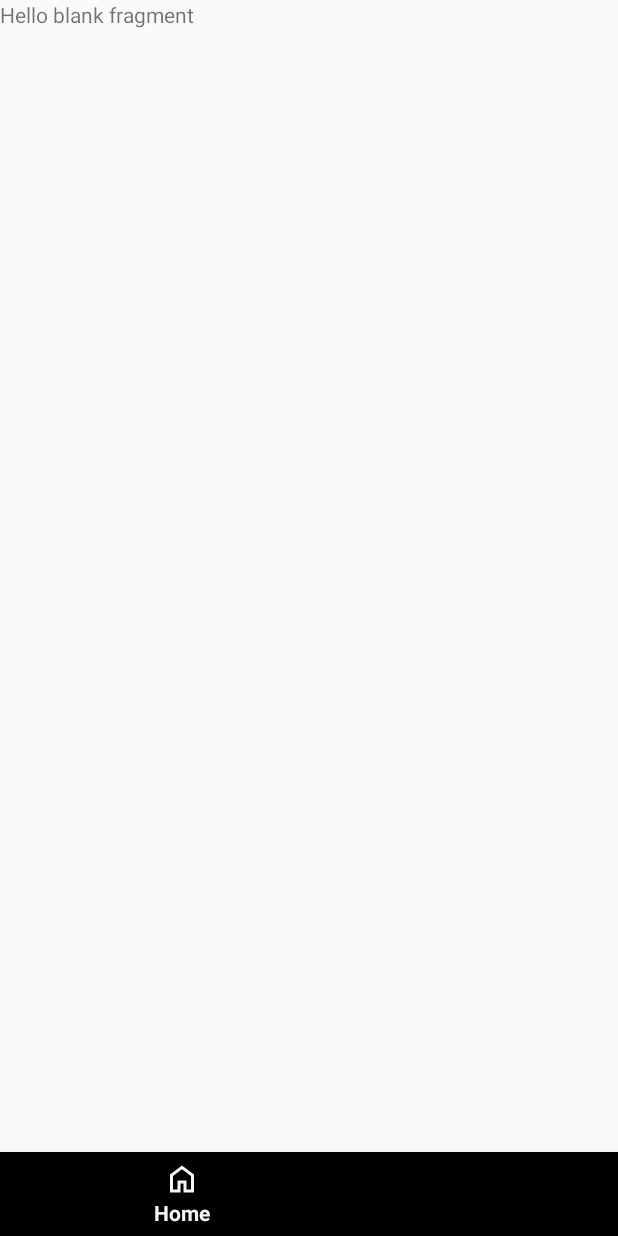
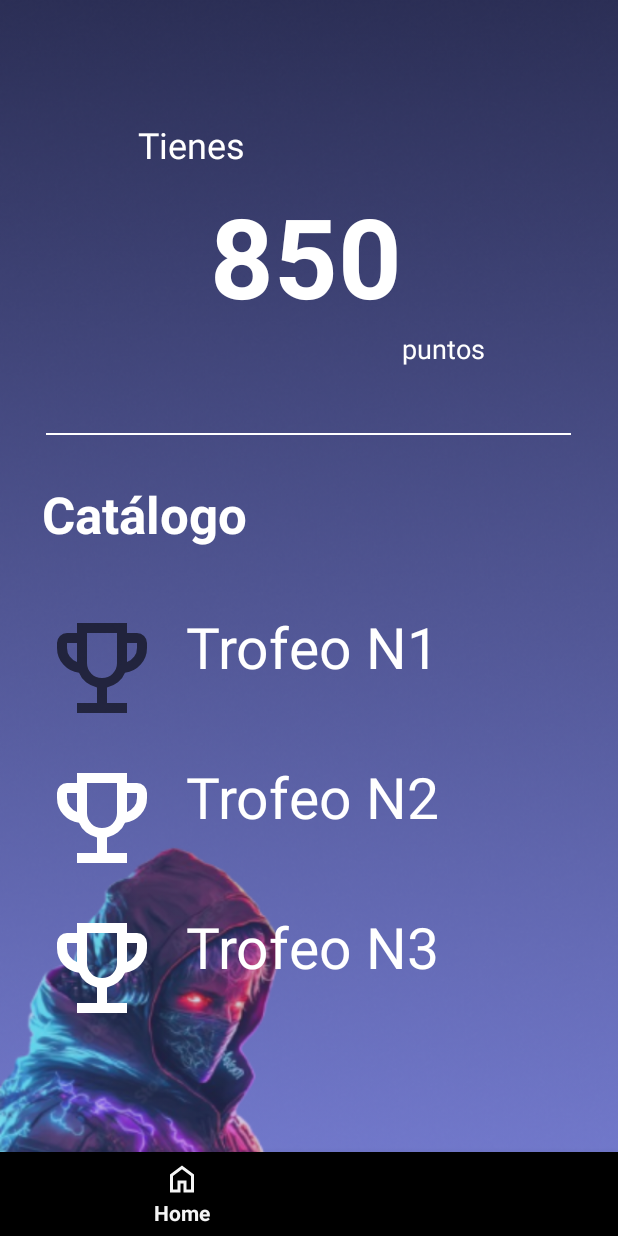
Before and after one commit to jhosalarcon/MISW-4302-GamerAlarm-Mobile, an Android app built with Jetpack Compose: the ReclamarRecompensas screen opened through its navigation route, on a phone screen of 412 x 824 dp. Run offline under Robolectric (Android 15) with nearby library versions, the phone set to English and light mode, and no system bars; our stand-ins replace navigation-ui.

Commit message:
:sparkles: Add reclamar recompensas layout

```diff
--- a/app/src/main/res/layout/fragment_reclamar_recompensas.xml
+++ b/app/src/main/res/layout/fragment_reclamar_recompensas.xml
@@ -1,14 +1,155 @@
 <?xml version="1.0" encoding="utf-8"?>
-<FrameLayout xmlns:android="http://schemas.android.com/apk/res/android"
+<androidx.constraintlayout.widget.ConstraintLayout
+    xmlns:android="http://schemas.android.com/apk/res/android"
+    xmlns:app="http://schemas.android.com/apk/res-auto"
     xmlns:tools="http://schemas.android.com/tools"
     android:layout_width="match_parent"
     android:layout_height="match_parent"
+    android:background="@drawable/background"
     tools:context=".ReclamarRecompensas">
 
-    <!-- TODO: Update blank fragment layout -->
     <TextView
-        android:layout_width="match_parent"
-        android:layout_height="match_parent"
-        android:text="@string/hello_blank_fragment" />
+        android:id="@+id/tvTienes"
+        android:layout_width="wrap_content"
+        android:layout_height="wrap_content"
+        android:layout_marginStart="92dp"
+        android:layout_marginTop="80dp"
+        android:text="Tienes"
+        android:textColor="@android:color/white"
+        android:textSize="24sp"
+        app:layout_constraintMarginStart="32dp"
+        app:layout_constraintMarginTop="40dp"
+        app:layout_constraintStart_toStartOf="parent"
+        app:layout_constraintTop_toTopOf="parent" />
 
-</FrameLayout>
+    <TextView
+        android:id="@+id/tvPuntos"
+        android:layout_width="wrap_content"
+        android:layout_height="wrap_content"
+        android:layout_marginStart="140dp"
+        android:layout_marginTop="8dp"
+        android:text="850"
+        android:textColor="@android:color/white"
+        android:textSize="74sp"
+        android:textStyle="bold"
+        app:layout_constraintMarginStart="32dp"
+        app:layout_constraintMarginTop="16dp"
+        app:layout_constraintStart_toStartOf="parent"
+        app:layout_constraintTop_toBottomOf="@+id/tvTienes" />
+
+    <TextView
+        android:id="@+id/tvTextoPuntos"
+        android:layout_width="wrap_content"
+        android:layout_height="wrap_content"
+        android:layout_marginStart="268dp"
+        android:text="puntos"
+        android:textColor="@android:color/white"
+        android:textSize="18sp"
+        app:layout_constraintMarginStart="32dp"
+        app:layout_constraintStart_toStartOf="parent"
+        app:layout_constraintTop_toBottomOf="@+id/tvPuntos" />
+
+    <View
+        android:id="@+id/lineaSeparadora"
+        android:layout_width="350dp"
+        android:layout_height="1dp"
+        android:layout_marginTop="44dp"
+        android:background="@android:color/white"
+        app:layout_constraintEnd_toEndOf="parent"
+        app:layout_constraintHorizontal_bias="0.491"
+        app:layout_constraintMarginEnd="32dp"
+        app:layout_constraintMarginStart="32dp"
+        app:layout_constraintMarginTop="24dp"
+        app:layout_constraintStart_toStartOf="parent"
+        app:layout_constraintTop_toBottomOf="@+id/tvTextoPuntos" />
+
+    <TextView
+        android:id="@+id/tvCatalogo"
+        android:layout_width="wrap_content"
+        android:layout_height="wrap_content"
+        android:layout_marginStart="28dp"
+        android:layout_marginTop="30dp"
+        android:text="Catálogo"
+        android:textColor="@android:color/white"
+        android:textSize="34sp"
+        android:textStyle="bold"
+        app:layout_constraintMarginStart="32dp"
+        app:layout_constraintMarginTop="16dp"
+        app:layout_constraintStart_toStartOf="parent"
+        app:layout_constraintTop_toBottomOf="@+id/lineaSeparadora" />
+
+    <LinearLayout
+        android:id="@+id/llTrofeos"
+        android:layout_width="wrap_content"
+        android:layout_height="wrap_content"
+        android:layout_marginStart="28dp"
+        android:layout_marginTop="20dp"
+        android:orientation="vertical"
+        app:layout_constraintMarginStart="32dp"
+        app:layout_constraintMarginTop="16dp"
+        app:layout_constraintStart_toStartOf="parent"
+        app:layout_constraintTop_toBottomOf="@+id/tvCatalogo">
+
+        <LinearLayout
+            android:layout_marginTop="20dp"
+            android:layout_width="wrap_content"
+            android:layout_height="wrap_content"
+            android:orientation="horizontal">
+
+            <ImageView
+                android:layout_width="80dp"
+                android:layout_height="80dp"
+                android:src="@drawable/trophy_24px" />
+
+            <TextView
+                android:layout_width="wrap_content"
+                android:layout_height="wrap_content"
+                android:layout_marginStart="16dp"
+                android:text="Trofeo N1"
+                android:textColor="@android:color/white"
+                android:textSize="38sp" />
+        </LinearLayout>
+
+        <LinearLayout
+            android:layout_marginTop="20dp"
+            android:layout_width="wrap_content"
+            android:layout_height="wrap_content"
+            android:orientation="horizontal">
+
+            <ImageView
+                android:layout_width="80dp"
+                android:layout_height="80dp"
+                android:src="@drawable/trophy_white" />
+
+            <TextView
+                android:layout_width="wrap_content"
+                android:layout_height="wrap_content"
+                android:layout_marginStart="16dp"
+                android:text="Trofeo N2"
+                android:textColor="@android:color/white"
+                android:textSize="38sp" />
+        </LinearLayout>
+
+        <LinearLayout
+            android:layout_marginTop="20dp"
+            android:layout_width="wrap_content"
+            android:layout_height="wrap_content"
+            android:orientation="horizontal">
+
+            <ImageView
+                android:layout_width="80dp"
+                android:layout_height="80dp"
+                android:src="@drawable/trophy_white" />
+
+            <TextView
+                android:layout_width="wrap_content"
+                android:layout_height="wrap_content"
+                android:layout_marginStart="16dp"
+                android:text="Trofeo N3"
+                android:textColor="@android:color/white"
+                android:textSize="38sp" />
+        </LinearLayout>
+
+    </LinearLayout>
+
+</androidx.constraintlayout.widget.ConstraintLayout>
```
